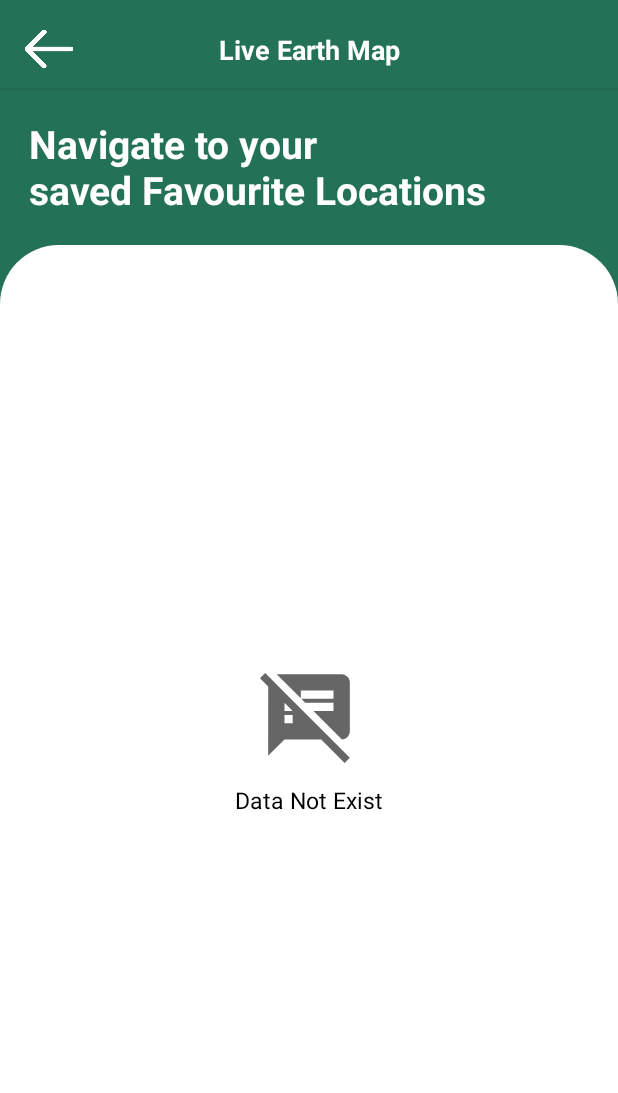
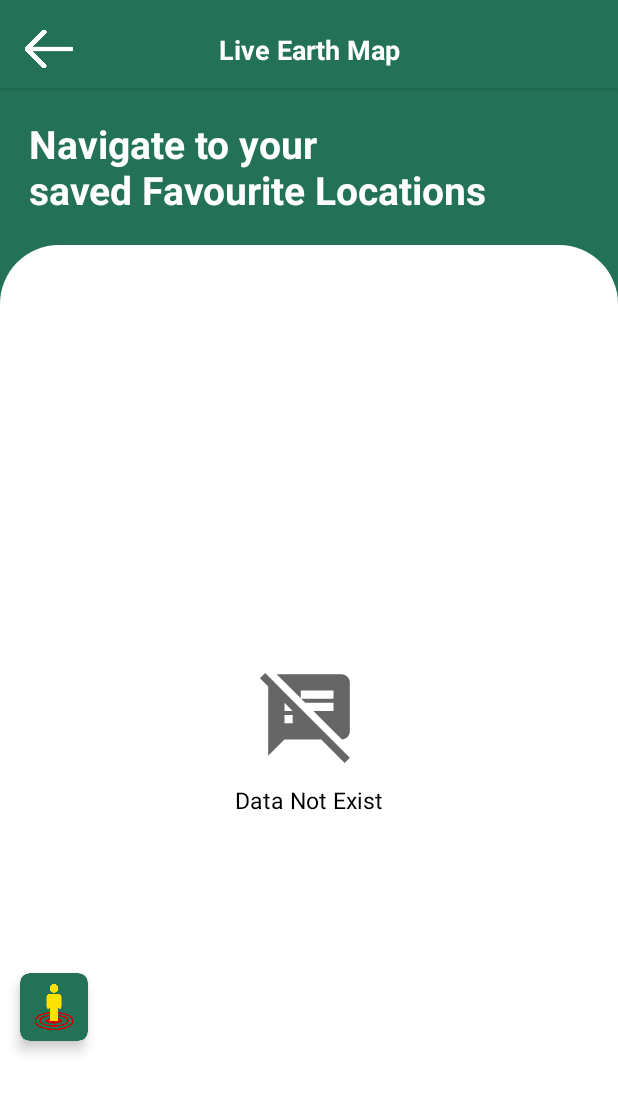
Before and after one commit to waseem605/StreetViewRadioClock, an Android app: the layout activity_street_view_favourite_locations.xml on its own in the app's theme, with its tools: preview values and no code run, on a phone screen of 412 x 824 dp. Shown: the top 1093 px of the screen. Run offline under Robolectric (Android 15) with nearby library versions, the phone set to English and light mode, and no system bars.

Commit message:
exist dailog etc

```diff
--- a/app/src/main/java/com/liveearth/streetview/navigation/map/worldradio/activities/MainActivity.kt
+++ b/app/src/main/java/com/liveearth/streetview/navigation/map/worldradio/activities/MainActivity.kt
@@ -32,7 +32,7 @@ class MainActivity : BaseStreetViewActivity() {
         val navHostFragment = supportFragmentManager.findFragmentById(R.id.fragmentContainerView) as NavHostFragment
         navController = navHostFragment.navController
 
-       // checkLocationPermission()
+        checkLocationPermission()
         buttonClickListener()
 
         setupSmoothBottomMenu()
--- a/app/src/main/java/com/liveearth/streetview/navigation/map/worldradio/activities/StreetViewFavouriteLocationsActivity.kt
+++ b/app/src/main/java/com/liveearth/streetview/navigation/map/worldradio/activities/StreetViewFavouriteLocationsActivity.kt
@@ -51,6 +51,10 @@ class StreetViewFavouriteLocationsActivity : BaseStreetViewActivity() {
         }
         binding.toolbar.titleTx.text = "Favourite Locations"
 
+        binding.nearByLocations.setOnClickListener {
+            val intent = Intent(this,StreetViewNearByPlacesActivity::class.java)
+            startActivity(intent)
+        }
         getCurrentLocation()
 
     }
--- a/app/src/main/java/com/liveearth/streetview/navigation/map/worldradio/streetViewFragments/HomeFragment.kt
+++ b/app/src/main/java/com/liveearth/streetview/navigation/map/worldradio/streetViewFragments/HomeFragment.kt
@@ -85,7 +85,7 @@ class HomeFragment : Fragment() {
     private fun topItemManager() {
 
         mTopList.add(HomeFragmentModel(R.drawable.ic_live_earth_icon, "Live Earth Map", 0))
-        mTopList.add(HomeFragmentModel(R.drawable.ic_street_map_icon, "Live Street View", 1))
+        mTopList.add(HomeFragmentModel(R.drawable.ic_street_map_icon, "Street View", 1))
         mTopList.add(HomeFragmentModel(R.drawable.ic_navigation_compass_icon, "Navigation", 2))
         mHomeTopAdapter = HomeFragmentTopAdapter(mTopList, requireContext(), object :
             HomeFragmentClickCallBack {
@@ -126,7 +126,7 @@ class HomeFragment : Fragment() {
     private fun moreItemManager() {
 
         mBottomList.add(HomeFragmentModel(R.drawable.icon_meet_me, "Meet Me", 0))
-        mBottomList.add(HomeFragmentModel(R.drawable.cloudy_icon, "My favourite", 1))
+        mBottomList.add(HomeFragmentModel(R.drawable.favorite, "My favourite", 1))
         mBottomList.add(HomeFragmentModel(R.drawable.location_tracker_icon, "Location Tracker", 2))
         mBottomList.add(HomeFragmentModel(R.drawable.icon_clock, "World Clock", 3))
         mBottomList.add(HomeFragmentModel(R.drawable.icon_radio, "Radio", 4))
--- a/app/src/main/java/com/liveearth/streetview/navigation/map/worldradio/streetViewUtils/LiveEarthAddressFromLatLng.kt
+++ b/app/src/main/java/com/liveearth/streetview/navigation/map/worldradio/streetViewUtils/LiveEarthAddressFromLatLng.kt
@@ -19,6 +19,10 @@ class LiveEarthAddressFromLatLng : CoroutineScope {
     private var callBack: GeoTaskCallback
     private var latLng: LatLng
 
+    val coroutineExceptionHandler = CoroutineExceptionHandler{_, throwable ->
+        throwable.printStackTrace()
+    }
+
     constructor(mContext: Context, latLng: LatLng, callBack:GeoTaskCallback) {
         this.mContext = mContext
         this.callBack = callBack
@@ -37,7 +41,7 @@ class LiveEarthAddressFromLatLng : CoroutineScope {
 
     /*it will done then next will call*/
     private suspend fun doInBackground(): String =
-        withContext(Dispatchers.IO) { // to run code in Background Thread
+        withContext(Dispatchers.IO+ coroutineExceptionHandler) { // to run code in Background Thread
             Log.d(TAG, "doInBackground: ${Thread.currentThread().name}")
             // delay(1000)
             var location = "User Location"
--- a/app/src/main/res/layout/activity_street_view_favourite_locations.xml
+++ b/app/src/main/res/layout/activity_street_view_favourite_locations.xml
@@ -74,6 +74,26 @@
             app:layout_constraintTop_toTopOf="parent"/>
 
 
+        <androidx.cardview.widget.CardView
+            android:id="@+id/nearByLocations"
+            android:layout_width="@dimen/_35sdp"
+            android:layout_height="@dimen/_35sdp"
+            android:layout_marginStart="@dimen/_10sdp"
+            android:layout_marginBottom="@dimen/_100sdp"
+            app:cardBackgroundColor="@color/appMainColor"
+            app:cardCornerRadius="@dimen/_5sdp"
+            app:cardElevation="@dimen/_4sdp"
+            app:layout_constraintBottom_toBottomOf="parent"
+            app:layout_constraintStart_toStartOf="parent">
+
+            <ImageView
+                android:layout_width="match_parent"
+                android:layout_height="match_parent"
+                android:layout_margin="@dimen/_5sdp"
+                android:src="@drawable/icon_nearby" />
+
+        </androidx.cardview.widget.CardView>
+
     </androidx.constraintlayout.widget.ConstraintLayout>
 
 </androidx.constraintlayout.widget.ConstraintLayout>
--- a/app/src/main/res/layout/activity_street_view_live_earth.xml
+++ b/app/src/main/res/layout/activity_street_view_live_earth.xml
@@ -56,7 +56,10 @@
                 <androidx.constraintlayout.widget.ConstraintLayout
                     android:layout_width="match_parent"
                     android:layout_height="@dimen/_30sdp"
-                    android:layout_margin="@dimen/_25sdp"
+                    android:layout_marginTop="@dimen/_15sdp"
+                    android:layout_marginStart="@dimen/_25sdp"
+                    android:layout_marginEnd="@dimen/_25sdp"
+                    android:layout_marginBottom="@dimen/_20sdp"
                     android:background="@drawable/line_border_silver"
                     app:layout_constraintBottom_toBottomOf="parent"
                     app:layout_constraintTop_toBottomOf="@id/backLink">
--- a/app/src/main/res/layout/activity_street_view_meet_me.xml
+++ b/app/src/main/res/layout/activity_street_view_meet_me.xml
@@ -103,7 +103,7 @@
                 android:layout_marginEnd="@dimen/_5sdp"
                 android:ellipsize="end"
                 android:gravity="center_vertical"
-                android:hint="location1"
+                android:hint="destination"
                 android:maxLines="1"
                 android:padding="@dimen/_5sdp"
                 android:textColor="@color/white"
@@ -178,7 +178,7 @@
             android:id="@+id/distanceCardInfo"
             android:layout_width="match_parent"
             android:layout_height="wrap_content"
-            android:visibility="visible"
+            android:visibility="gone"
             android:paddingBottom="@dimen/_5sdp"
             android:background="@drawable/bottom_bar_background"
             app:layout_constraintBottom_toBottomOf="parent">
```
Also changed, not shown: app/src/main/java/com/liveearth/streetview/navigation/map/worldradio/activities/StreetViewLiveEarthActivity.kt (+5 -3 lines), app/src/main/java/com/liveearth/streetview/navigation/map/worldradio/activities/StreetViewSearchNavigationActivity.kt (+16 -1 lines), app/src/main/res/drawable/ic_border_one.xml (added, +12 -0 lines), app/src/main/res/drawable/ic_border_two.xml (added, +11 -0 lines), app/src/main/res/layout/activity_street_view_first_look.xml (+3 -4 lines), app/src/main/res/layout/activity_street_view_search_navigation.xml (+35 -13 lines), app/src/main/res/drawable/favorite.png (added), app/src/main/res/drawable/footballstadiums.png (deleted).
